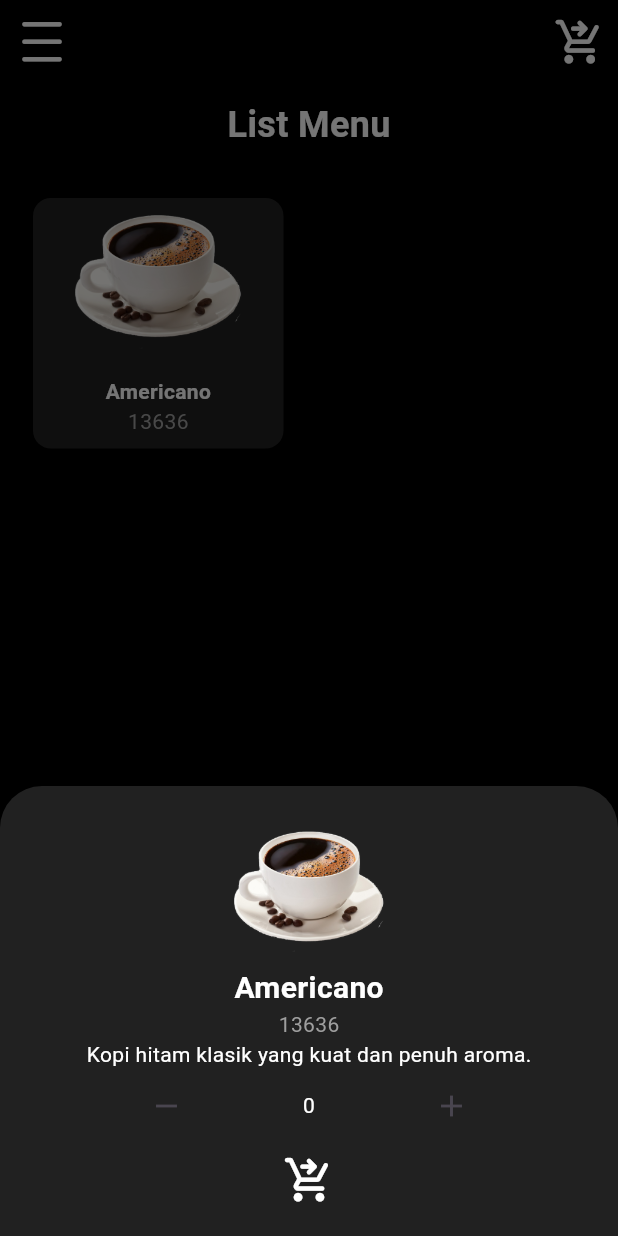
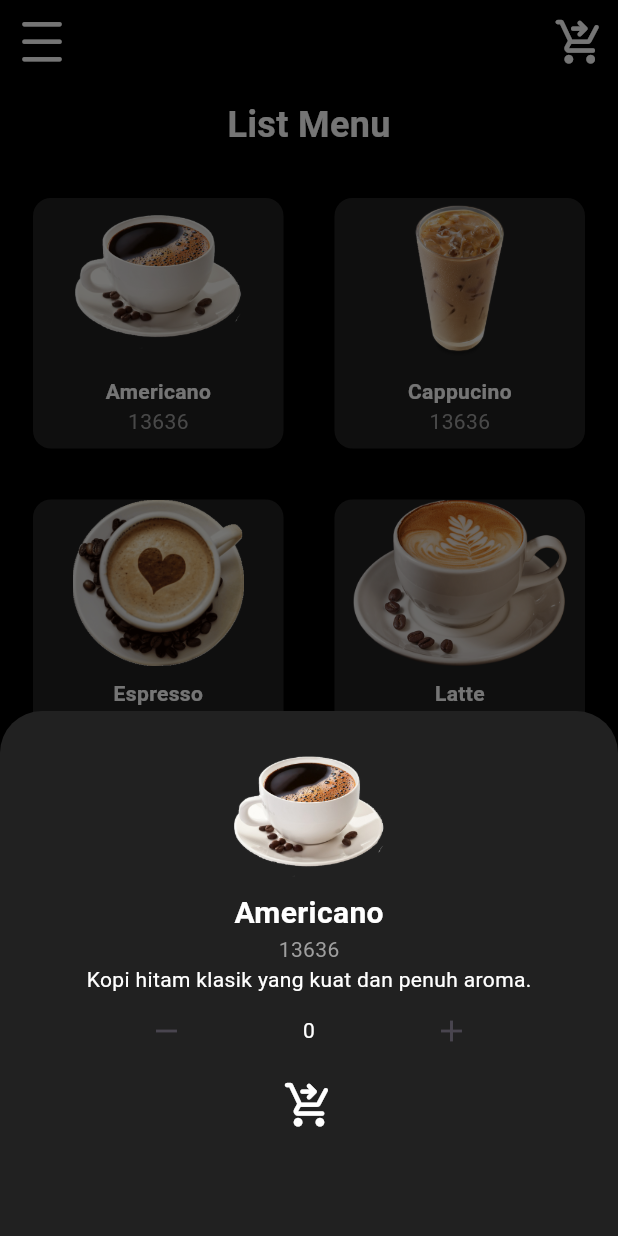
Before and after one commit to Etrama22/CoffeeShop, a Flutter app: the MenuPage screen opened by its route, after a tap on "Americano", on a phone screen of 412 x 824 dp. Run offline on Flutter 3.47's test engine with Material 3 defaults, Android fonts, the phone set to English and light mode, and no system bars; our stand-ins replace google_fonts; Roboto replaces fonts that are missing (Laila).

Commit message:
add new coffee menu

```diff
--- a/lib/screens/menu_page.dart
+++ b/lib/screens/menu_page.dart
@@ -21,7 +21,36 @@ class _MenuPageState extends State<MenuPage> {
       price: '13636',
       description: 'Kopi hitam klasik yang kuat dan penuh aroma.',
     ),
-    // Beberapa item menu lainnya...
+    MenuItem(
+      image: 'assets/Cold Coffee.png',
+      name: 'Cappucino',
+      price: '13636',
+      description: 'Kopi dengan busa susu yang tebal dan nikmat.',
+    ),
+    MenuItem(
+      image: 'assets/Espresso.png',
+      name: 'Espresso',
+      price: '12272',
+      description: 'Kopi pekat untuk menambah energi di pagi hari.',
+    ),
+    MenuItem(
+      image: 'assets/Latte.png',
+      name: 'Latte',
+      price: '15000',
+      description: 'Kopi dengan susu yang lembut dan creamy.',
+    ),
+    MenuItem(
+      image: 'assets/Macchiato.png',
+      name: 'Macchiato',
+      price: '15000',
+      description: 'espresso dengan sedikit busa dan susu.',
+    ),
+    MenuItem(
+      image: 'assets/Vietnam Drip.png',
+      name: 'Vietnam Drip',
+      price: '13636',
+      description: 'Kopi vietnam drip dengan rasa yang kaya dan manis.',
+    ),
   ];
 
   // Map untuk menghitung jumlah item yang dipilih oleh pengguna.
@@ -100,7 +129,7 @@ class _MenuPageState extends State<MenuPage> {
                             (BuildContext context, StateSetter setStateModal) {
                           return Container(
                             padding: EdgeInsets.all(20),
-                            height: 300,
+                            height: 350,
                             child: Column(
                               children: [
                                 Image.asset(menuItems[index].image,
```
